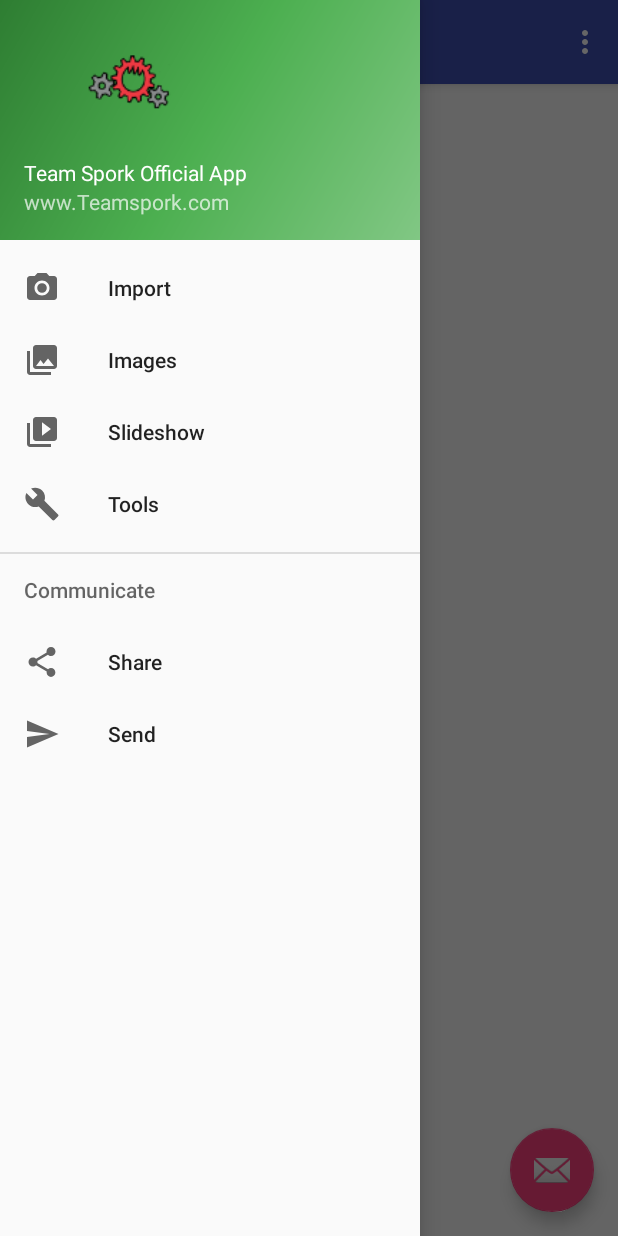
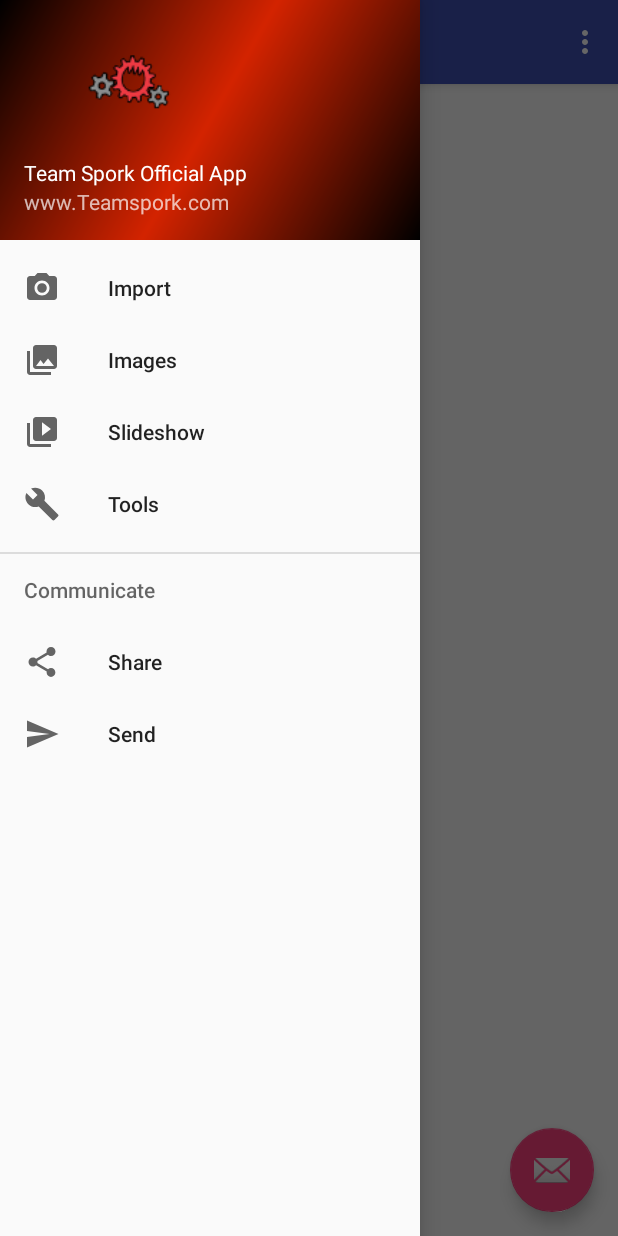
Before and after one commit to NBleuzen/Team-Spork-App, an Android app: the Navmenuhome screen opened directly, with no data from a screen before it, with the side drawer open, on a phone screen of 412 x 824 dp. Run offline under Robolectric (Android 15) with nearby library versions, the phone set to English and light mode, and no system bars.

Commit message:
Background Changes Nav

```diff
--- a/SPORK-APP/app/src/main/res/drawable/side_nav_bar.xml
+++ b/SPORK-APP/app/src/main/res/drawable/side_nav_bar.xml
@@ -2,8 +2,8 @@
     android:shape="rectangle">
     <gradient
         android:angle="135"
-        android:centerColor="#4CAF50"
-        android:endColor="#2E7D32"
-        android:startColor="#81C784"
+        android:centerColor="#d32300"
+        android:endColor="#000"
+        android:startColor="#000"
         android:type="linear" />
 </shape>
--- a/SPORK-APP/app/src/main/res/menu/navigation.xml
+++ b/SPORK-APP/app/src/main/res/menu/navigation.xml
@@ -4,12 +4,12 @@
     <item
         android:id="@+id/navigation_home"
         android:icon="@drawable/ic_home_black_24dp"
-        android:title="@string/title_home" />
+        android:title="Roster" />
 
     <item
         android:id="@+id/navigation_dashboard"
         android:icon="@drawable/ic_dashboard_black_24dp"
-        android:title="@string/title_dashboard" />
+        android:title="" />
 
     <item
         android:id="@+id/navigation_notifications"
```
